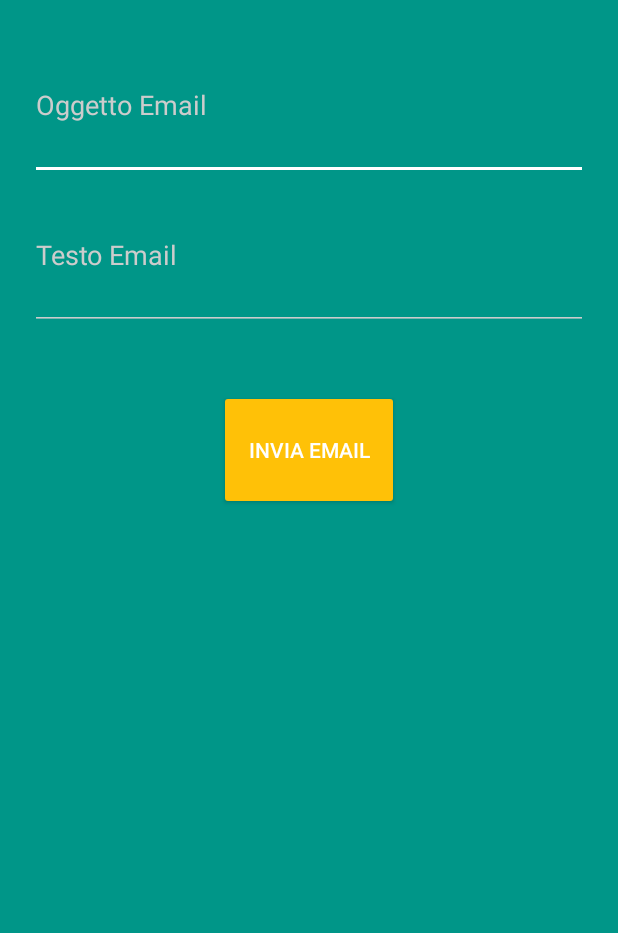
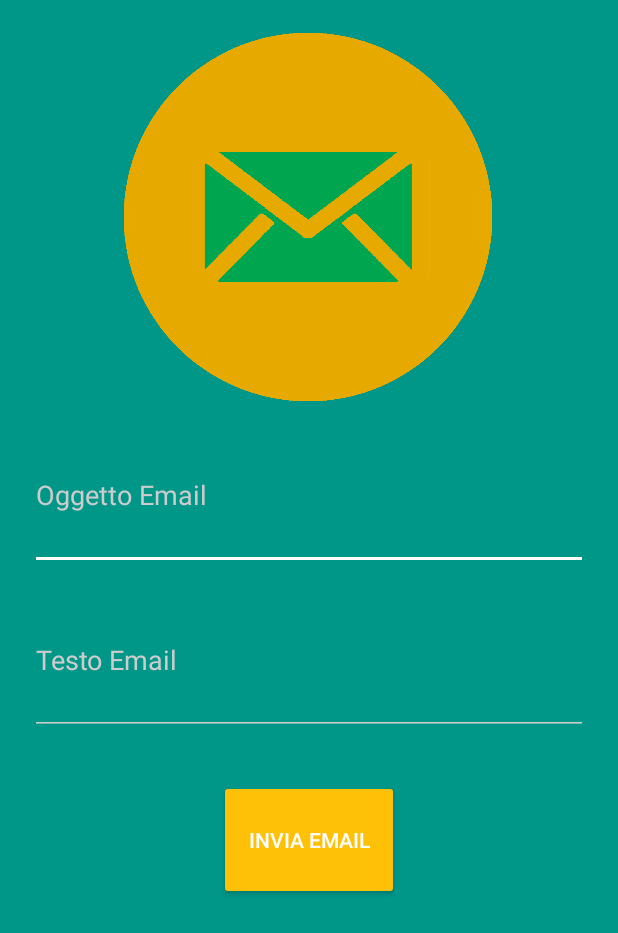
Before and after one commit to Nicomini10/FratelliMinichillo, an Android app: the EmailActivity screen opened directly, with no data from a screen before it, after a tap on "INVIA EMAIL", on a phone screen of 412 x 824 dp. Shown: the top 933 px of the screen. Run offline under Robolectric (Android 15) with nearby library versions, the phone set to English and light mode, and no system bars.

Commit message:
aggiunta icona email nell' xml

```diff
--- a/app/src/main/AndroidManifest.xml
+++ b/app/src/main/AndroidManifest.xml
@@ -15,9 +15,9 @@
 
     <application
         android:allowBackup="true"
-        android:icon="@mipmap/minichillo"
+        android:icon="@mipmap/icona"
         android:label="@string/app_name"
-        android:roundIcon="@mipmap/minichillo"
+        android:roundIcon="@mipmap/icona"
         android:supportsRtl="true"
         android:theme="@style/AppTheme.Green"
         android:usesCleartextTraffic="true">
--- a/app/src/main/java/com/example/myapplication2/EmailActivity.java
+++ b/app/src/main/java/com/example/myapplication2/EmailActivity.java
@@ -35,7 +35,7 @@ public class EmailActivity extends AppCompatActivity {
 
                 emailIntent.putExtra(Intent.EXTRA_SUBJECT, oggettoEmail.getText().toString());
 
-                emailIntent.putExtra(emailIntent.EXTRA_EMAIL, new String[]{"fratelliminichillo@gmail.com"});
+                emailIntent.putExtra(emailIntent.EXTRA_EMAIL, new String[]{"info@minichillo.com"});
 
                 emailIntent.putExtra(emailIntent.EXTRA_TEXT, testoEmail.getText());
                 emailIntent.setType("message/rfc822");
--- a/app/src/main/res/layout/activity_email.xml
+++ b/app/src/main/res/layout/activity_email.xml
@@ -17,11 +17,17 @@
         tools:layout_editor_absoluteX="20dp"
         tools:layout_editor_absoluteY="24dp">
 
+        <ImageView
+            android:layout_width="250dp"
+            android:layout_height="250dp"
+            android:layout_gravity="center"
+            android:src="@mipmap/logoemail"/>
+
         <EditText
             android:id="@+id/editTextOggettoEmail"
             android:layout_width="match_parent"
             android:layout_height="100dp"
-            android:layout_marginVertical="0dp"
+            android:layout_marginVertical="10dp"
             android:ems="10"
             android:hint="Oggetto Email"
             android:inputType="textEmailSubject"
@@ -41,7 +47,7 @@
             android:layout_width="120dp"
             android:layout_height="80dp"
             android:layout_gravity="center"
-            android:layout_marginVertical="40dp"
+            android:layout_marginVertical="30dp"
             android:text="Invia Email"
             android:textColorLink="@color/common_google_signin_btn_text_dark_default" />
     </LinearLayout>
```
Also changed, not shown: app/src/main/res/mipmap-hdpi/icona.png (added), app/src/main/res/mipmap-hdpi/logoemail.png (added).
